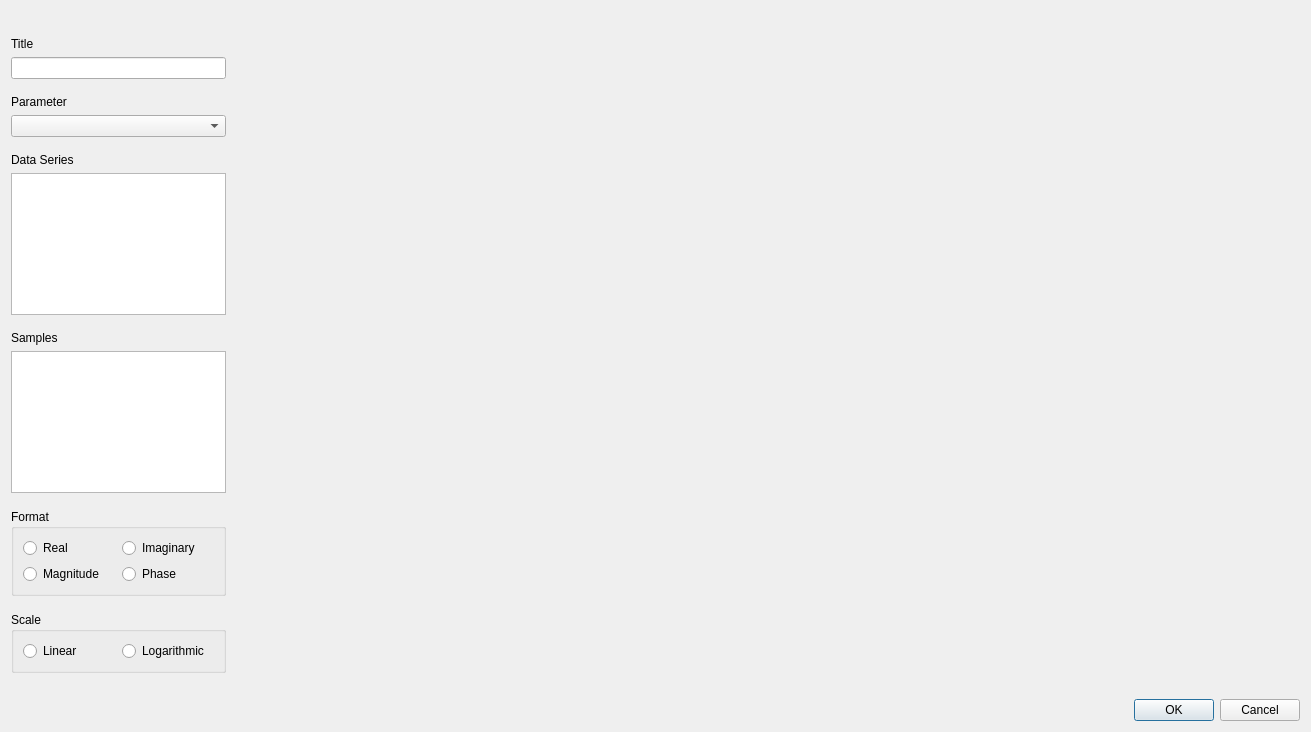
The window that gui/ui/compilation_configuration.ui (Belden-Montreal/SNP-Cable-Analyser) describes before a commit, drawn with Qt 5.
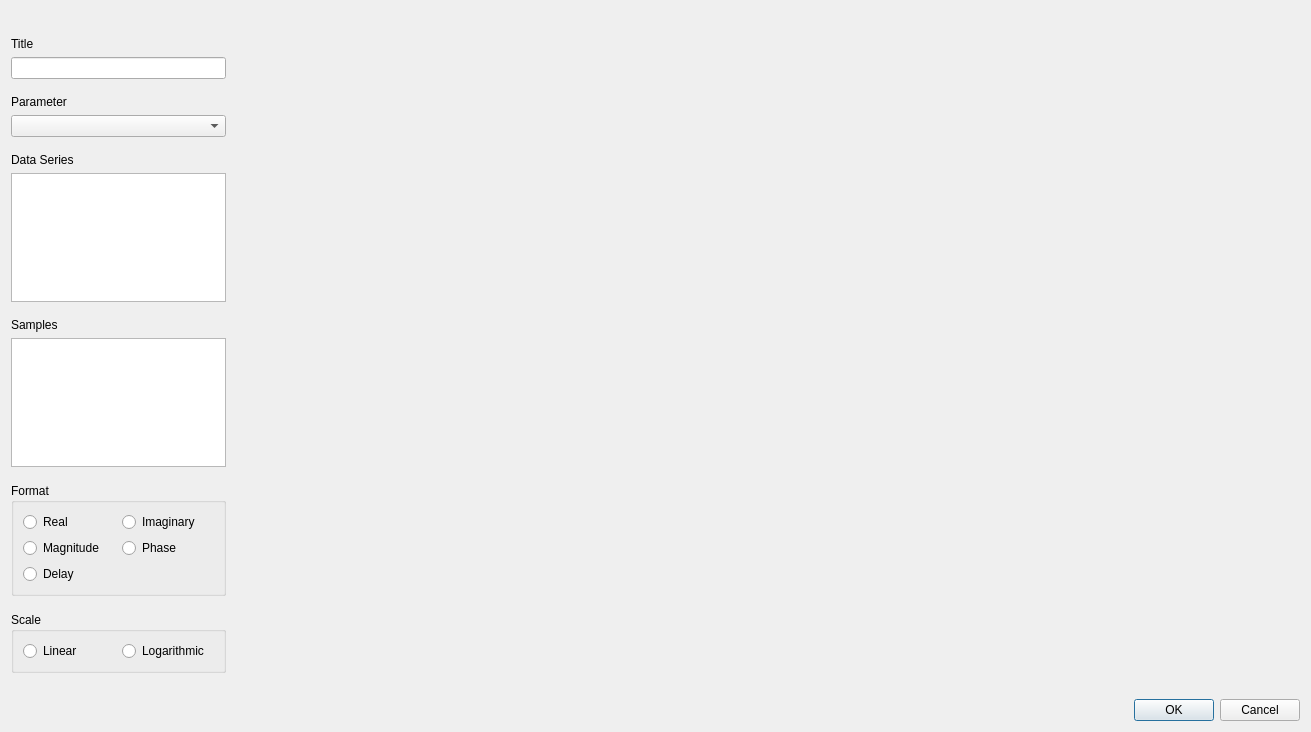
The same window after the commit. Custom widgets are drawn as their Qt base class.

Commit message: Update formats in compilation configuration

```diff
--- a/gui/ui/compilation_configuration.ui
+++ b/gui/ui/compilation_configuration.ui
@@ -237,6 +237,13 @@
           </property>
          </widget>
         </item>
+        <item row="2" column="0">
+         <widget class="QRadioButton" name="formatDelayRadioButton">
+          <property name="text">
+           <string>Delay</string>
+          </property>
+         </widget>
+        </item>
        </layout>
       </widget>
      </item>
```
The commit also changes 4 other files.
